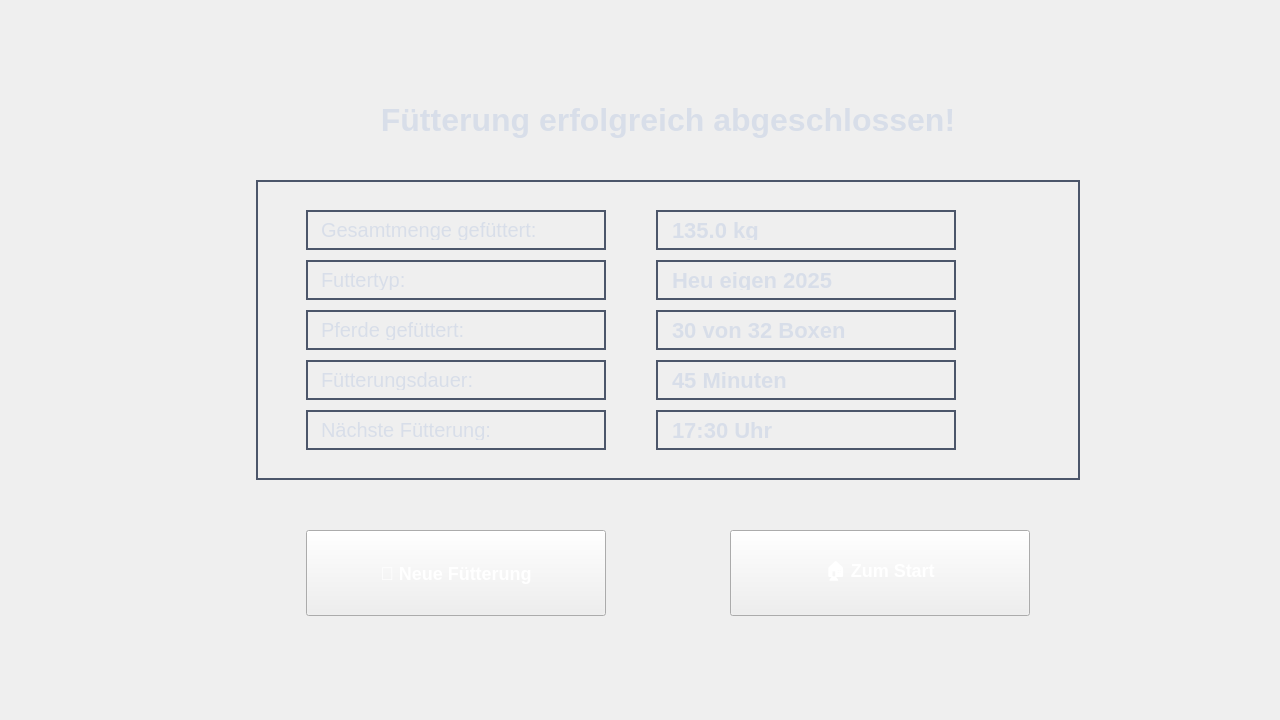
This is views/fuetterung_abschluss.ui in DonKeWu/Futterkarre-1.2 as Qt 5 draws it before an edit. The edited form follows.
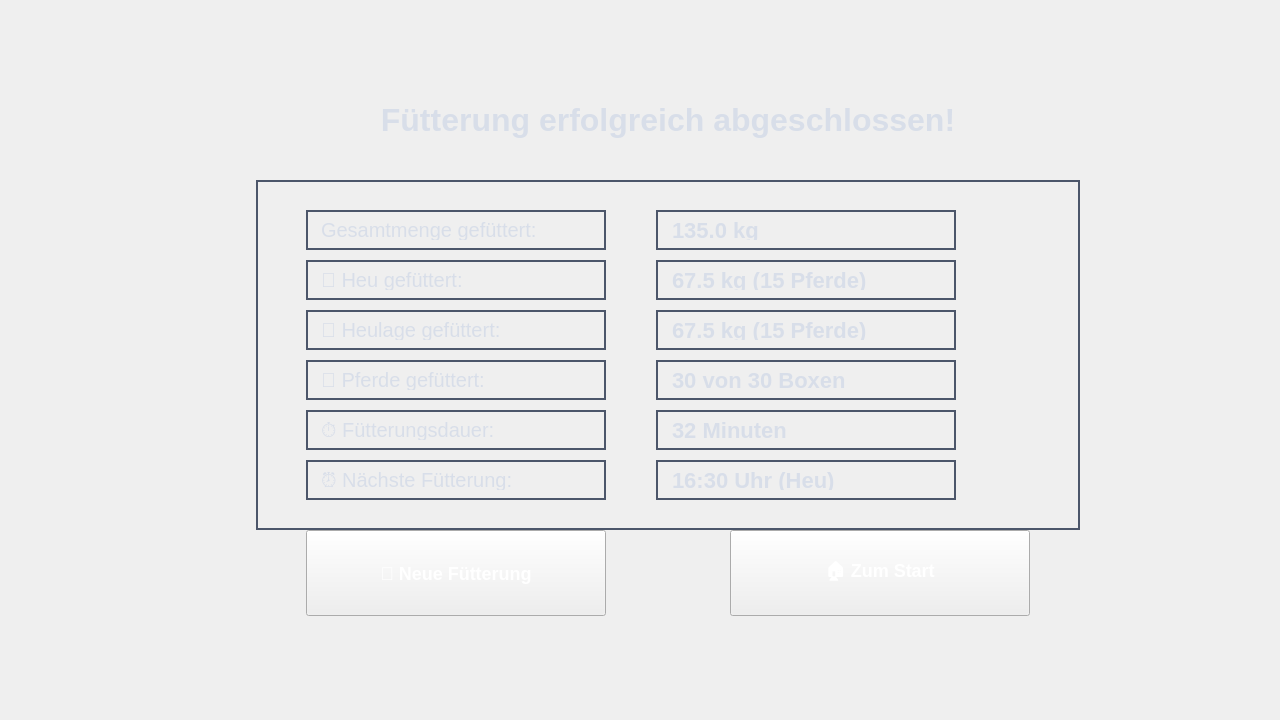
This is the edited form.

Commit message:
🎯 Abschluss-Seite komplett überarbeitet
✅ Futtertyp-Aufspaltung: Separate Heu/Heulage Anzeige
✅ Pferde-Anzeige korrigiert: X von X statt X von 32 Boxen
✅ Echte Fütterungsdauer statt Dummy-Wert
✅ Intelligente nächste Fütterung: 05:45 Heulage / 16:30 Heu
✅ UI erweitert: Frame vergrößert, Icons hinzugefügt

```diff
--- a/views/fuetterung_abschluss.ui
+++ b/views/fuetterung_abschluss.ui
@@ -86,7 +86,7 @@
      <x>256</x>
      <y>180</y>
      <width>824</width>
-     <height>300</height>
+     <height>350</height>
     </rect>
    </property>
    <property name="styleSheet">
@@ -140,7 +140,7 @@
      <string>font-size: 20px;</string>
     </property>
     <property name="text">
-     <string>Futtertyp:</string>
+     <string>🌾 Heu gefüttert:</string>
     </property>
    </widget>
    <widget class="QLabel" name="label_futtertyp_wert">
@@ -156,14 +156,46 @@
      <string>font-size: 22px; font-weight: bold;</string>
     </property>
     <property name="text">
-     <string>Heu eigen 2025</string>
+     <string>67.5 kg (15 Pferde)</string>
+    </property>
+   </widget>
+   <widget class="QLabel" name="label_heulage_text">
+    <property name="geometry">
+     <rect>
+      <x>50</x>
+      <y>130</y>
+      <width>300</width>
+      <height>40</height>
+     </rect>
+    </property>
+    <property name="styleSheet">
+     <string>font-size: 20px;</string>
+    </property>
+    <property name="text">
+     <string>🌿 Heulage gefüttert:</string>
+    </property>
+   </widget>
+   <widget class="QLabel" name="label_heulage_wert">
+    <property name="geometry">
+     <rect>
+      <x>400</x>
+      <y>130</y>
+      <width>300</width>
+      <height>40</height>
+     </rect>
+    </property>
+    <property name="styleSheet">
+     <string>font-size: 22px; font-weight: bold;</string>
+    </property>
+    <property name="text">
+     <string>67.5 kg (15 Pferde)</string>
     </property>
    </widget>
    <widget class="QLabel" name="label_pferde_text">
     <property name="geometry">
      <rect>
       <x>50</x>
-      <y>130</y>
+      <y>180</y>
       <width>300</width>
       <height>40</height>
      </rect>
@@ -172,14 +204,14 @@
      <string>font-size: 20px;</string>
     </property>
     <property name="text">
-     <string>Pferde gefüttert:</string>
+     <string>🐴 Pferde gefüttert:</string>
     </property>
    </widget>
    <widget class="QLabel" name="label_pferde_wert">
     <property name="geometry">
      <rect>
       <x>400</x>
-      <y>130</y>
+      <y>180</y>
       <width>300</width>
       <height>40</height>
      </rect>
@@ -188,14 +220,14 @@
      <string>font-size: 22px; font-weight: bold;</string>
     </property>
     <property name="text">
-     <string>30 von 32 Boxen</string>
+     <string>30 von 30 Boxen</string>
     </property>
    </widget>
    <widget class="QLabel" name="label_dauer_text">
     <property name="geometry">
      <rect>
       <x>50</x>
-      <y>180</y>
+      <y>230</y>
       <width>300</width>
       <height>40</height>
      </rect>
@@ -204,14 +236,14 @@
      <string>font-size: 20px;</string>
     </property>
     <property name="text">
-     <string>Fütterungsdauer:</string>
+     <string>⏱️ Fütterungsdauer:</string>
     </property>
    </widget>
    <widget class="QLabel" name="label_dauer_wert">
     <property name="geometry">
      <rect>
       <x>400</x>
-      <y>180</y>
+      <y>230</y>
       <width>300</width>
       <height>40</height>
      </rect>
@@ -220,14 +252,14 @@
      <string>font-size: 22px; font-weight: bold;</string>
     </property>
     <property name="text">
-     <string>45 Minuten</string>
+     <string>32 Minuten</string>
     </property>
    </widget>
    <widget class="QLabel" name="label_naechste_text">
     <property name="geometry">
      <rect>
       <x>50</x>
-      <y>230</y>
+      <y>280</y>
       <width>300</width>
       <height>40</height>
      </rect>
@@ -236,14 +268,14 @@
      <string>font-size: 20px;</string>
     </property>
     <property name="text">
-     <string>Nächste Fütterung:</string>
+     <string>⏰ Nächste Fütterung:</string>
     </property>
    </widget>
    <widget class="QLabel" name="label_naechste_wert">
     <property name="geometry">
      <rect>
       <x>400</x>
-      <y>230</y>
+      <y>280</y>
       <width>300</width>
       <height>40</height>
      </rect>
@@ -252,7 +284,7 @@
      <string>font-size: 22px; font-weight: bold;</string>
     </property>
     <property name="text">
-     <string>17:30 Uhr</string>
+     <string>16:30 Uhr (Heu)</string>
     </property>
    </widget>
   </widget>
```
Left out of the diff: 4 changed lines with no effect on the pictures. The commit also changes 1 other file.
